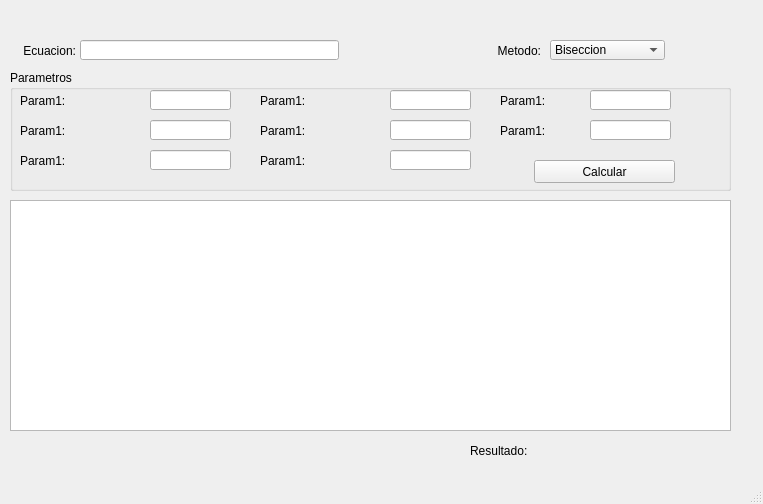
Qt form ProyectoMetodosNumericos/mwindow.ui (jimmybanegas/ProyectoMetodosNumericos) before a commit.
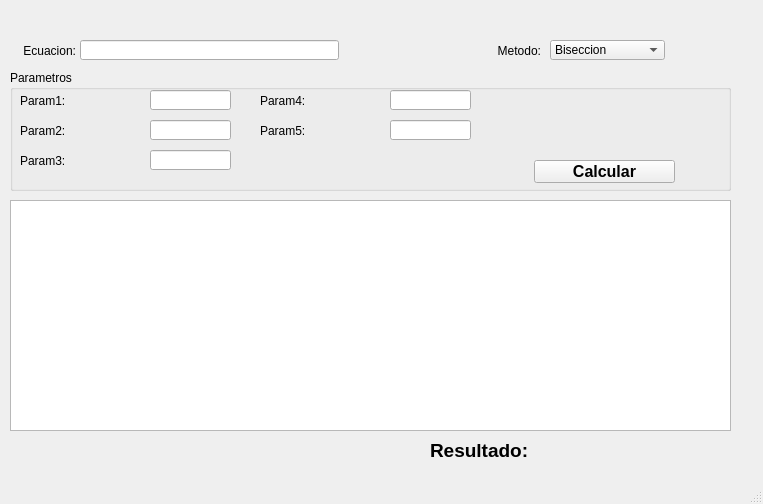
The same form after that commit.

```diff
--- a/ProyectoMetodosNumericos/mwindow.ui
+++ b/ProyectoMetodosNumericos/mwindow.ui
@@ -118,16 +118,6 @@
       </rect>
      </property>
     </widget>
-    <widget class="QLineEdit" name="leParam6">
-     <property name="geometry">
-      <rect>
-       <x>380</x>
-       <y>80</y>
-       <width>81</width>
-       <height>20</height>
-      </rect>
-     </property>
-    </widget>
     <widget class="QLabel" name="lbParam3">
      <property name="geometry">
       <rect>
@@ -138,33 +128,7 @@
       </rect>
      </property>
      <property name="text">
-      <string>Param1:</string>
-     </property>
-    </widget>
-    <widget class="QLabel" name="lbParam7">
-     <property name="geometry">
-      <rect>
-       <x>490</x>
-       <y>20</y>
-       <width>81</width>
-       <height>21</height>
-      </rect>
-     </property>
-     <property name="text">
-      <string>Param1:</string>
-     </property>
-    </widget>
-    <widget class="QLabel" name="lbParam6">
-     <property name="geometry">
-      <rect>
-       <x>250</x>
-       <y>80</y>
-       <width>91</width>
-       <height>21</height>
-      </rect>
-     </property>
-     <property name="text">
-      <string>Param1:</string>
+      <string>Param3:</string>
      </property>
     </widget>
     <widget class="QLineEdit" name="leParam3">
@@ -177,19 +141,6 @@
       </rect>
      </property>
     </widget>
-    <widget class="QLabel" name="lbParam8">
-     <property name="geometry">
-      <rect>
-       <x>490</x>
-       <y>50</y>
-       <width>81</width>
-       <height>21</height>
-      </rect>
-     </property>
-     <property name="text">
-      <string>Param1:</string>
-     </property>
-    </widget>
     <widget class="QLabel" name="lbParam4">
      <property name="geometry">
       <rect>
@@ -200,17 +151,7 @@
       </rect>
      </property>
      <property name="text">
-      <string>Param1:</string>
-     </property>
-    </widget>
-    <widget class="QLineEdit" name="leParam8">
-     <property name="geometry">
-      <rect>
-       <x>580</x>
-       <y>50</y>
-       <width>81</width>
-       <height>20</height>
-      </rect>
+      <string>Param4:</string>
      </property>
     </widget>
     <widget class="QLineEdit" name="leParam2">
@@ -233,16 +174,6 @@
       </rect>
      </property>
     </widget>
-    <widget class="QLineEdit" name="leParam7">
-     <property name="geometry">
-      <rect>
-       <x>580</x>
-       <y>20</y>
-       <width>81</width>
-       <height>20</height>
-      </rect>
-     </property>
-    </widget>
     <widget class="QLabel" name="lbParam2">
      <property name="geometry">
       <rect>
@@ -253,7 +184,7 @@
       </rect>
      </property>
      <property name="text">
-      <string>Param1:</string>
+      <string>Param2:</string>
      </property>
     </widget>
     <widget class="QLineEdit" name="leParam1">
@@ -289,7 +220,7 @@
       </rect>
      </property>
      <property name="text">
-      <string>Param1:</string>
+      <string>Param5:</string>
      </property>
     </widget>
     <widget class="QPushButton" name="pbCalculate">
@@ -301,6 +232,13 @@
        <height>23</height>
       </rect>
      </property>
+     <property name="font">
+      <font>
+       <pointsize>12</pointsize>
+       <weight>75</weight>
+       <bold>true</bold>
+      </font>
+     </property>
      <property name="text">
       <string>Calcular</string>
      </property>
@@ -321,10 +259,17 @@
      <rect>
       <x>545</x>
       <y>440</y>
-      <width>121</width>
+      <width>181</width>
       <height>21</height>
      </rect>
     </property>
+    <property name="font">
+     <font>
+      <pointsize>14</pointsize>
+      <weight>75</weight>
+      <bold>true</bold>
+     </font>
+    </property>
     <property name="text">
      <string/>
     </property>
@@ -332,12 +277,19 @@
    <widget class="QLabel" name="label_3">
     <property name="geometry">
      <rect>
-      <x>470</x>
+      <x>430</x>
       <y>440</y>
-      <width>61</width>
+      <width>101</width>
       <height>21</height>
      </rect>
     </property>
+    <property name="font">
+     <font>
+      <pointsize>14</pointsize>
+      <weight>75</weight>
+      <bold>true</bold>
+     </font>
+    </property>
     <property name="text">
      <string>Resultado:</string>
     </property>
```
Left out of the diff: 11 changed lines with no effect on the pictures.
